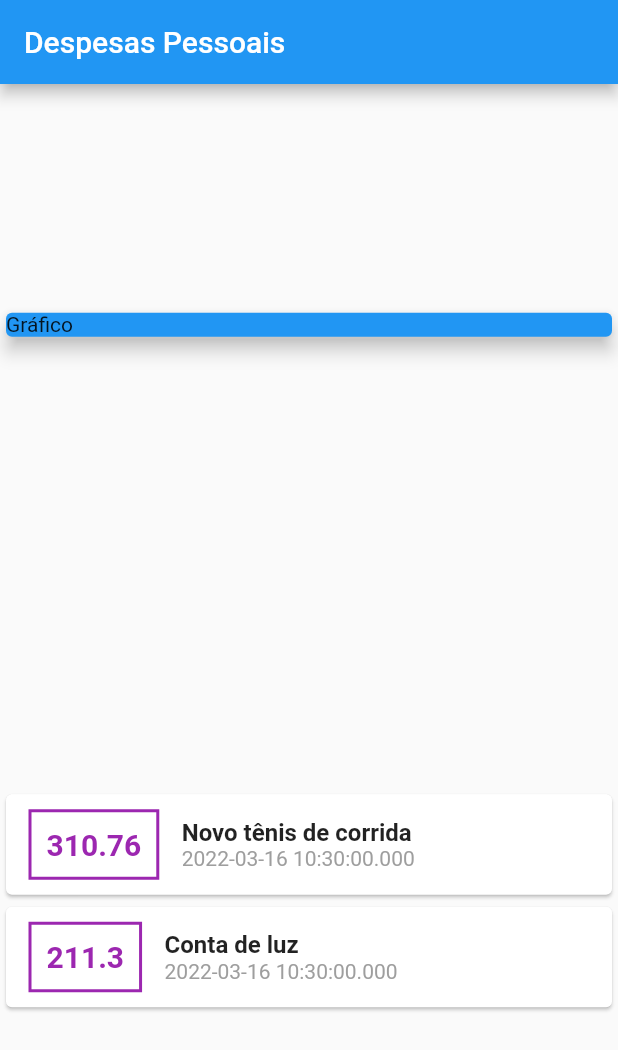
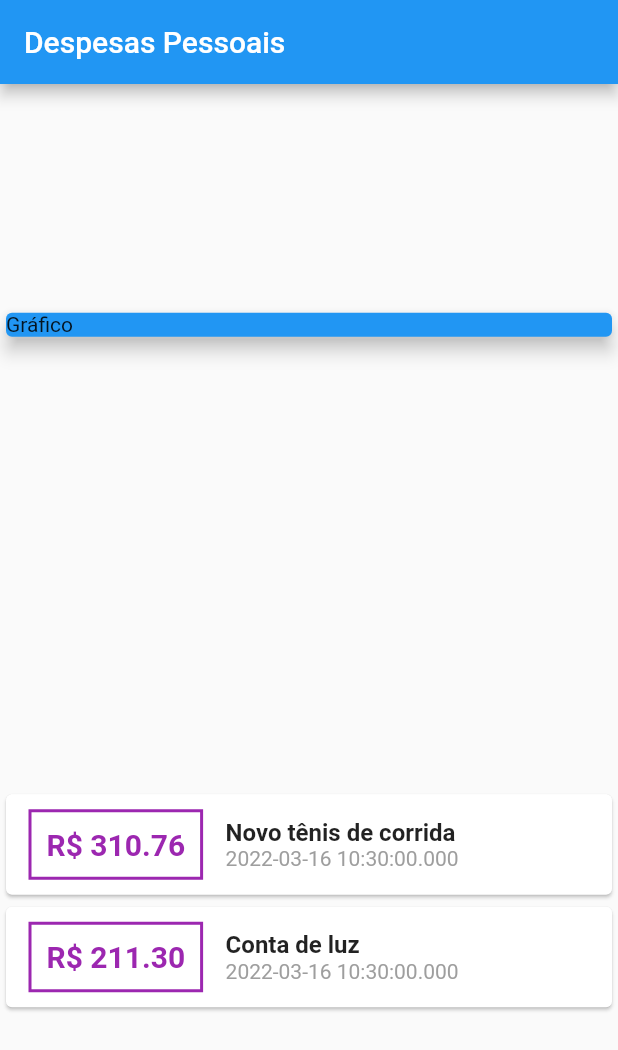
Before and after one commit to Souza83/expenses, a Flutter app: the screen it shows after launch, on a phone screen of 412 x 824 dp. Shown: the top 1050 px of the screen. Run offline on Flutter 3.47's test engine with Material 2 defaults, Android fonts, the phone set to English and light mode, and no system bars.

```diff
--- a/lib/main.dart
+++ b/lib/main.dart
@@ -62,7 +62,7 @@ class MyHomePage extends StatelessWidget {
                     ),
                     padding: EdgeInsets.all(10),
                     child: Text(
-                      tr.value.toString(),
+                      'R\$ ${tr.value.toStringAsFixed(2)}', //Interpolação valor
                       style: TextStyle(
                         fontWeight: FontWeight.bold,
                         fontSize: 20,
```
